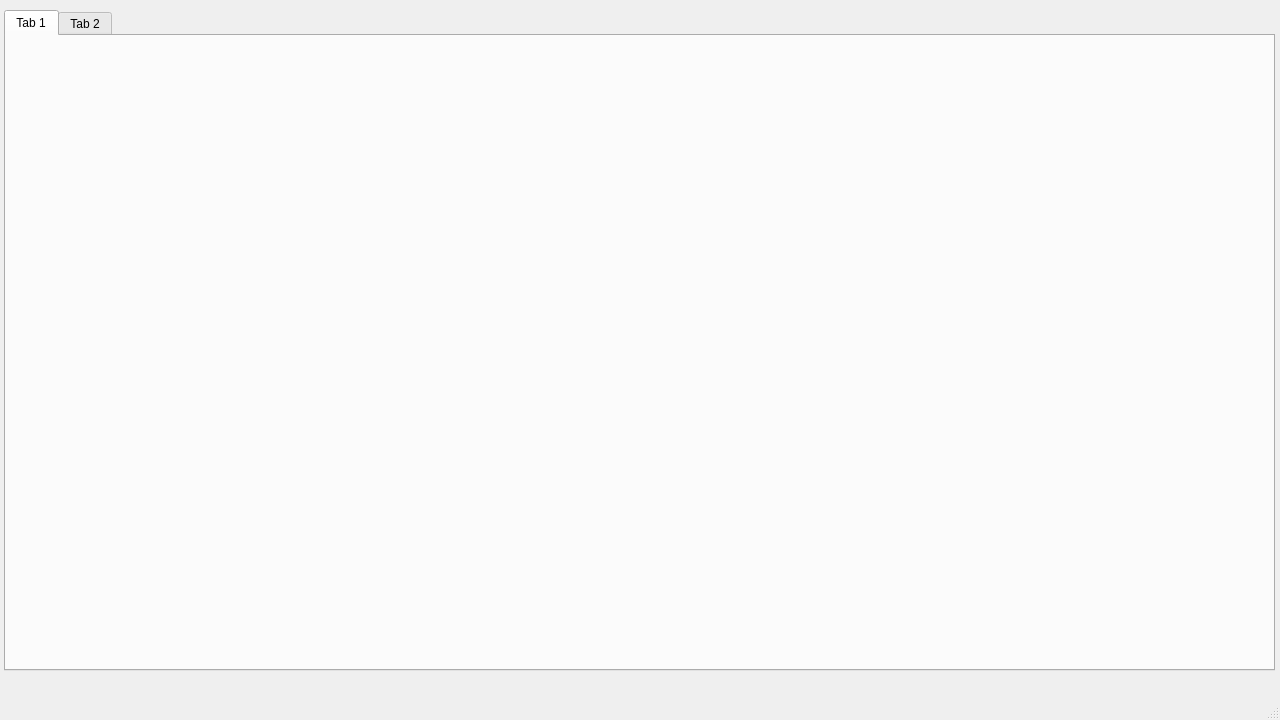
The window that mainwindow.ui (f8477/AP_prj_phase2) describes before a commit, drawn with Qt 5.
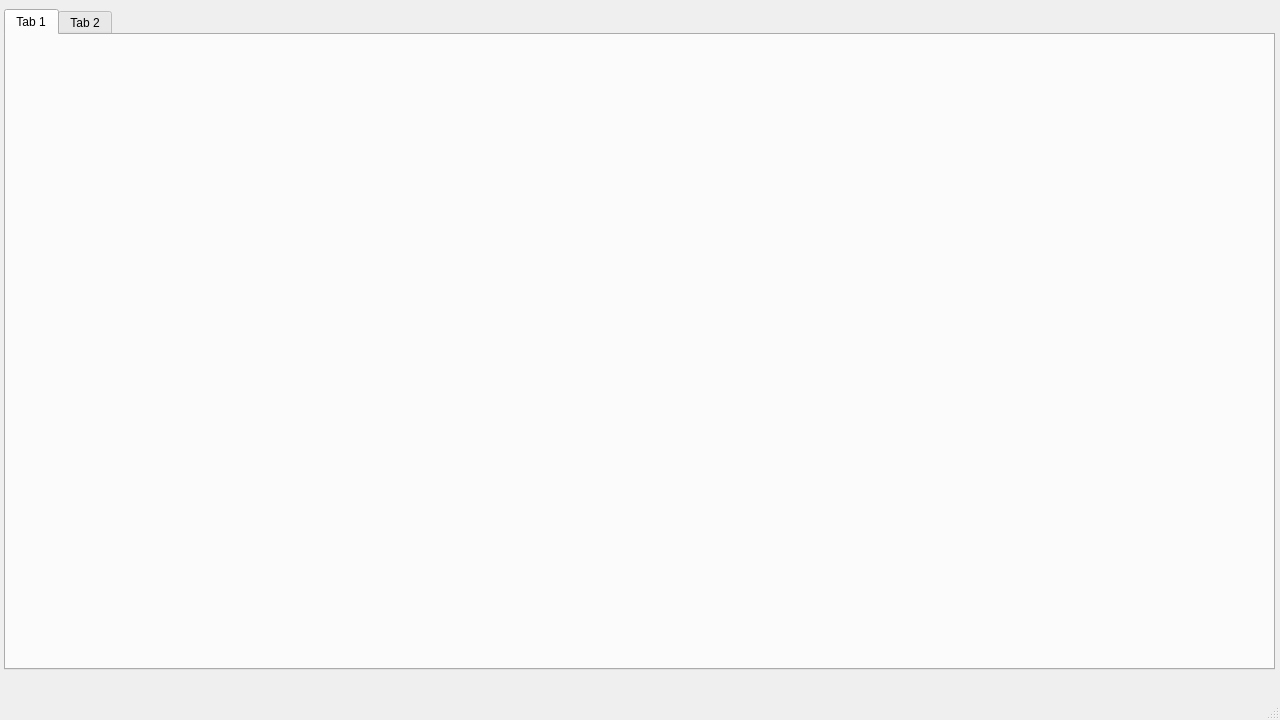
The same window after the commit. The open tabs and pages were chosen to show the change.

Patch:
```diff
--- a/mainwindow.ui
+++ b/mainwindow.ui
@@ -18,7 +18,7 @@
     <property name="geometry">
      <rect>
       <x>4</x>
-      <y>10</y>
+      <y>9</y>
       <width>1271</width>
       <height>661</height>
      </rect>
```
Left out of the diff: 5 changed lines with no effect on the pictures.
